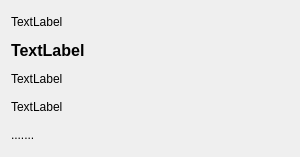
The window that GoodsPreviewForm.ui (tsukishima1321/shopping) describes before a commit, drawn with Qt 5.
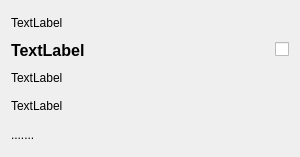
The same window after the commit.

Diff of the .ui file:
```diff
--- a/GoodsPreviewForm.ui
+++ b/GoodsPreviewForm.ui
@@ -55,6 +55,8 @@
     </widget>
    </item>
    <item>
+    <layout class="QHBoxLayout" name="horizontalLayout">
+     <item>
     <widget class="QLabel" name="labelText">
      <property name="sizePolicy">
       <sizepolicy hsizetype="Minimum" vsizetype="Minimum">
@@ -84,6 +86,21 @@
       <bool>true</bool>
      </property>
     </widget>
+     </item>
+     <item>
+      <widget class="QCheckBox" name="checkBox">
+       <property name="sizePolicy">
+        <sizepolicy hsizetype="Fixed" vsizetype="Fixed">
+         <horstretch>0</horstretch>
+         <verstretch>0</verstretch>
+        </sizepolicy>
+       </property>
+       <property name="text">
+        <string/>
+       </property>
+      </widget>
+     </item>
+    </layout>
    </item>
    <item>
     <widget class="QLabel" name="labelPrice">
```
Lines whose indentation alone changed are shown as unchanged.
